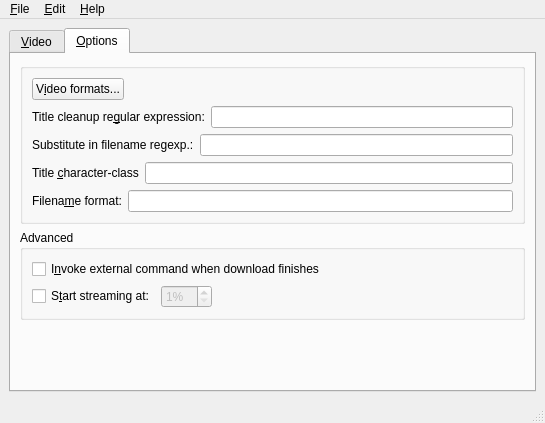
Old version of the form rc/mainwnd.ui in the repository guendto/abby.
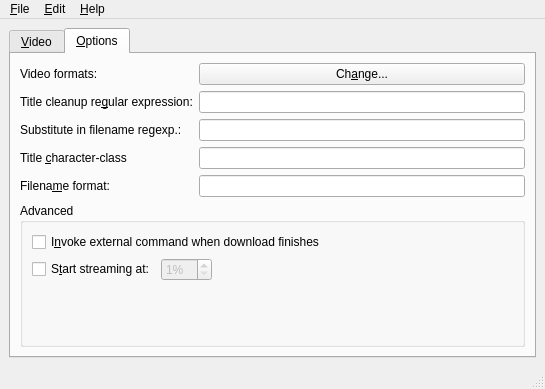
New version of the form. The open tabs and pages were chosen to show the change. Icons and pictures are not drawn.

Patch:
```diff
--- a/rc/mainwnd.ui
+++ b/rc/mainwnd.ui
@@ -8,7 +8,7 @@
     <x>0</x>
     <y>0</y>
     <width>545</width>
-    <height>423</height>
+    <height>389</height>
    </rect>
   </property>
   <property name="windowTitle">
@@ -492,46 +492,12 @@
        <attribute name="title">
         <string>&amp;Options</string>
        </attribute>
-       <layout class="QGridLayout" name="gridLayout_6">
+       <layout class="QGridLayout" name="gridLayout_8">
         <item row="0" column="0">
-         <widget class="QGroupBox" name="groupBox">
-          <property name="title">
-           <string/>
-          </property>
-          <property name="flat">
-           <bool>false</bool>
-          </property>
+         <layout class="QGridLayout" name="gridLayout_7">
+          <item row="0" column="0">
           <layout class="QGridLayout" name="gridLayout_4">
-           <item row="0" column="0">
-            <layout class="QHBoxLayout" name="horizontalLayout_5">
-             <item>
-              <widget class="QPushButton" name="formatsButton">
-               <property name="toolTip">
-                <string/>
-               </property>
-               <property name="text">
-                <string>V&amp;ideo formats...</string>
-               </property>
-              </widget>
-             </item>
-             <item>
-              <spacer name="horizontalSpacer_5">
-               <property name="orientation">
-                <enum>Qt::Horizontal</enum>
-               </property>
-               <property name="sizeHint" stdset="0">
-                <size>
-                 <width>40</width>
-                 <height>20</height>
-                </size>
-               </property>
-              </spacer>
-             </item>
-            </layout>
-           </item>
            <item row="1" column="0">
-            <layout class="QHBoxLayout" name="horizontalLayout_6">
-             <item>
               <widget class="QLabel" name="regexpLabel">
                <property name="text">
                 <string>Title cleanup re&amp;gular expression:</string>
@@ -541,7 +507,55 @@
                </property>
               </widget>
              </item>
-             <item>
+            <item row="2" column="0">
+             <widget class="QLabel" name="label_6">
+              <property name="text">
+               <string>Substitute in filename regexp.:</string>
+              </property>
+             </widget>
+            </item>
+            <item row="3" column="0">
+             <widget class="QLabel" name="cclassLabel">
+              <property name="text">
+               <string>Title &amp;character-class</string>
+              </property>
+              <property name="buddy">
+               <cstring>cclassEdit</cstring>
+              </property>
+             </widget>
+            </item>
+            <item row="4" column="0">
+             <widget class="QLabel" name="label">
+              <property name="text">
+               <string>Filena&amp;me format:</string>
+              </property>
+              <property name="buddy">
+               <cstring>fnamefmtEdit</cstring>
+              </property>
+             </widget>
+            </item>
+            <item row="0" column="0">
+             <widget class="QLabel" name="label_7">
+              <property name="text">
+               <string>Video formats:</string>
+              </property>
+             </widget>
+            </item>
+           </layout>
+          </item>
+          <item row="0" column="1">
+           <layout class="QGridLayout" name="gridLayout_6">
+            <item row="0" column="0">
+             <widget class="QPushButton" name="formatsButton">
+              <property name="toolTip">
+               <string/>
+              </property>
+              <property name="text">
+               <string>Ch&amp;ange...</string>
+              </property>
+             </widget>
+            </item>
+            <item row="1" column="0">
               <widget class="QLineEdit" name="regexpEdit">
                <property name="toolTip">
                 <string>Regular expression used to clean up video titles before they are used for
@@ -552,18 +566,7 @@
                </property>
               </widget>
              </item>
-            </layout>
-           </item>
            <item row="2" column="0">
-            <layout class="QHBoxLayout" name="horizontalLayout_10">
-             <item>
-              <widget class="QLabel" name="label_6">
-               <property name="text">
-                <string>Substitute in filename regexp.:</string>
-               </property>
-              </widget>
-             </item>
-             <item>
               <widget class="QLineEdit" name="substEdit">
                <property name="toolTip">
                 <string>Mimics Perl's s/old/new/(gi) substitution. This option can be used to
@@ -574,42 +577,14 @@
                </property>
               </widget>
              </item>
-            </layout>
-           </item>
            <item row="3" column="0">
-            <layout class="QHBoxLayout" name="horizontalLayout_7">
-             <item>
-              <widget class="QLabel" name="cclassLabel">
-               <property name="text">
-                <string>Title &amp;character-class</string>
-               </property>
-               <property name="buddy">
-                <cstring>cclassEdit</cstring>
-               </property>
-              </widget>
-             </item>
-             <item>
               <widget class="QLineEdit" name="cclassEdit">
                <property name="toolTip">
                 <string>Character class to filter video title, e.g. &quot;[A-Za-z0-9]&quot;.</string>
                </property>
               </widget>
              </item>
-            </layout>
-           </item>
            <item row="4" column="0">
-            <layout class="QHBoxLayout" name="horizontalLayout_8">
-             <item>
-              <widget class="QLabel" name="label">
-               <property name="text">
-                <string>Filena&amp;me format:</string>
-               </property>
-               <property name="buddy">
-                <cstring>fnamefmtEdit</cstring>
-               </property>
-              </widget>
-             </item>
-             <item>
               <widget class="QLineEdit" name="fnamefmtEdit">
                <property name="toolTip">
                 <string>Use the specified format string to format the output filenames.
@@ -629,7 +604,6 @@
             </layout>
            </item>
           </layout>
-         </widget>
         </item>
         <item row="1" column="0">
          <widget class="QGroupBox" name="groupBox_2">
@@ -700,19 +674,6 @@
           </layout>
          </widget>
         </item>
-        <item row="2" column="0">
-         <spacer name="verticalSpacer">
-          <property name="orientation">
-           <enum>Qt::Vertical</enum>
-          </property>
-          <property name="sizeHint" stdset="0">
-           <size>
-            <width>502</width>
-            <height>46</height>
-           </size>
-          </property>
-         </spacer>
-        </item>
        </layout>
       </widget>
      </widget>
```
Left out of the diff: 94 changed lines with no effect on the pictures. Lines whose indentation alone changed are shown as unchanged.
